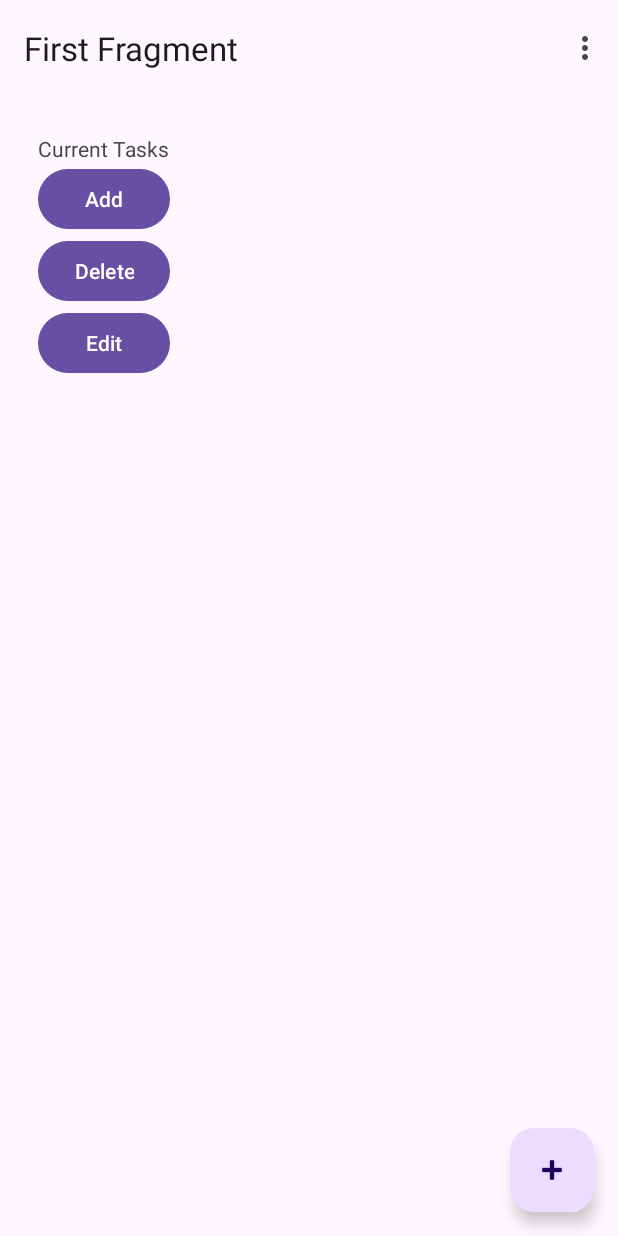
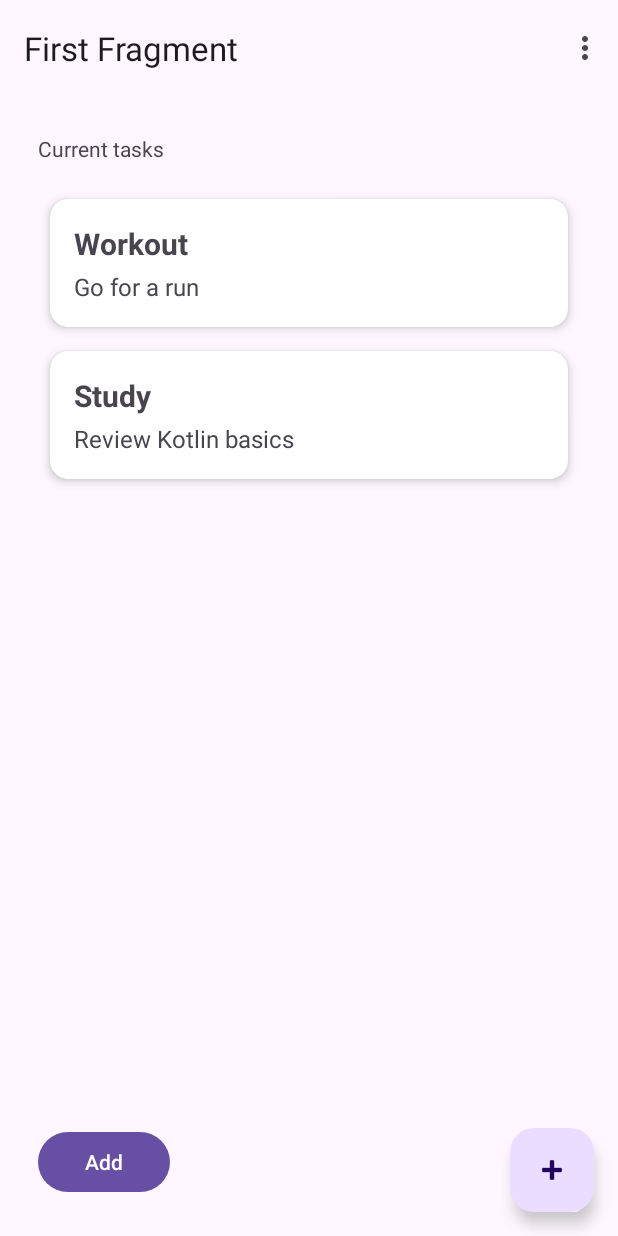
Before and after one commit to mauro-anto-001/my_applikasion, an Android app: the screen it shows after launch (MainActivity), on a phone screen of 412 x 824 dp. Run offline under Robolectric (Android 15) with nearby library versions, the phone set to English and light mode, and no system bars; our stand-ins replace navigation-ui.

Commit message:
made a basic home screen for now. add the functionality to add a task with a title and description. When task is added, its added to the homescreen to be viewed. Right now i have 2 example tasks just to see how the home page would look like.

```diff
--- a/app/src/main/java/com/example/myapplication/FirstFragment.kt
+++ b/app/src/main/java/com/example/myapplication/FirstFragment.kt
@@ -6,12 +6,19 @@ import android.view.LayoutInflater
 import android.view.View
 import android.view.ViewGroup
 import androidx.navigation.fragment.findNavController
+import androidx.recyclerview.widget.LinearLayoutManager
+import androidx.recyclerview.widget.RecyclerView
 import com.example.myapplication.databinding.FragmentFirstBinding
+
 
 /**
  * A simple [Fragment] subclass as the default destination in the navigation.
  */
 class FirstFragment : Fragment() {
+
+    private lateinit var recyclerView: RecyclerView
+    private lateinit var taskAdapter: TaskAdapter
+    private lateinit var taskList: MutableList<Task>
 
     private var _binding: FragmentFirstBinding? = null
 
@@ -23,10 +30,18 @@ class FirstFragment : Fragment() {
         inflater: LayoutInflater, container: ViewGroup?,
         savedInstanceState: Bundle?
     ): View {
+        _binding = FragmentFirstBinding.inflate(inflater, container, false)
+        //examples
+        taskList = mutableListOf(
+            Task("Workout", "Go for a run"),
+            Task("Study", "Review Kotlin basics")
+        )
+        recyclerView = binding.recyclerView
+        recyclerView.layoutManager = LinearLayoutManager(requireContext())
+        taskAdapter = TaskAdapter(taskList)
+        recyclerView.adapter = taskAdapter
 
-        _binding = FragmentFirstBinding.inflate(inflater, container, false)
         return binding.root
-
     }
 
     override fun onViewCreated(view: View, savedInstanceState: Bundle?) {
@@ -35,6 +50,13 @@ class FirstFragment : Fragment() {
         binding.buttonFirst.setOnClickListener {
             findNavController().navigate(R.id.action_FirstFragment_to_SecondFragment)
         }
+        val navBackStackEntry = findNavController().currentBackStackEntry
+        val savedStateHandle = navBackStackEntry?.savedStateHandle
+
+        savedStateHandle?.getLiveData<Task>("new_task")?.observe(viewLifecycleOwner){ newTask ->
+            taskList.add(newTask)
+            taskAdapter.notifyItemInserted(taskList.size - 1)
+        }
     }
 
     override fun onDestroyView() {
--- a/app/src/main/java/com/example/myapplication/SecondFragment.kt
+++ b/app/src/main/java/com/example/myapplication/SecondFragment.kt
@@ -33,7 +33,15 @@ class SecondFragment : Fragment() {
         super.onViewCreated(view, savedInstanceState)
 
         binding.buttonFirst.setOnClickListener() {
-            findNavController().navigate(R.id.action_SecondFragment_to_FirstFragment)
+            val title = binding.title.text.toString()
+            val description = binding.description.text.toString()
+            if(title.isNotBlank() && description.isNotBlank()) {
+                val newTask = Task(title,description)
+                findNavController().previousBackStackEntry
+                    ?.savedStateHandle
+                    ?.set("new_task", newTask)
+                findNavController().popBackStack()
+            }
         }
     }
 
--- /dev/null
+++ b/app/src/main/java/com/example/myapplication/Task.kt
@@ -0,0 +1,6 @@
+package com.example.myapplication
+
+import java.io.Serializable
+
+data class Task(val title: String, val description: String) : Serializable{
+}
--- /dev/null
+++ b/app/src/main/java/com/example/myapplication/TaskAdapter.kt
@@ -0,0 +1,28 @@
+package com.example.myapplication
+
+import android.view.LayoutInflater
+import android.view.View
+import android.view.ViewGroup
+import android.widget.TextView
+import androidx.recyclerview.widget.RecyclerView
+
+class TaskAdapter(private val taskList: List<Task>) : RecyclerView.Adapter<TaskAdapter.TaskViewHolder>() {
+    //viewholder to hold a row of the list aka a card/task
+    class TaskViewHolder(itemView: View) : RecyclerView.ViewHolder(itemView){
+        val titleTextView: TextView = itemView.findViewById(R.id.task_title)
+        val descriptionTextView: TextView = itemView.findViewById(R.id.task_description)
+    }
+
+     override fun onCreateViewHolder(parent: ViewGroup, viewType: Int): TaskViewHolder {
+         val view = LayoutInflater.from(parent.context).inflate(R.layout.item_task, parent, false)
+         return TaskViewHolder(view)
+     }
+
+     override fun onBindViewHolder(holder: TaskViewHolder, position: Int) {
+         val task = taskList[position]
+         holder.titleTextView.text =task.title
+         holder.descriptionTextView.text = task.description
+     }
+
+     override fun getItemCount(): Int = taskList.size
+}
--- a/app/src/main/res/layout/fragment_first.xml
+++ b/app/src/main/res/layout/fragment_first.xml
@@ -13,8 +13,14 @@
             android:id="@+id/textView"
             android:layout_width="match_parent"
             android:layout_height="wrap_content"
-            android:text="Current Tasks" />
-
+            android:text="Current tasks" />
+        <androidx.recyclerview.widget.RecyclerView
+            android:id="@+id/recyclerView"
+            android:layout_width="match_parent"
+            android:layout_height="0dp"
+            android:layout_weight="1"
+            android:paddingTop="16dp"
+            android:clipToPadding="false"/>
         <Button
             android:id="@+id/button_first"
             android:layout_width="wrap_content"
@@ -24,25 +30,4 @@
             app:layout_constraintStart_toStartOf="parent"
             app:layout_constraintTop_toTopOf="parent" />
 
-        <Button
-            android:id="@+id/button_two"
-            android:layout_width="wrap_content"
-            android:layout_height="wrap_content"
-            android:text="Delete"
-            app:layout_constraintEnd_toEndOf="parent"
-            app:layout_constraintHorizontal_bias="0.082"
-            app:layout_constraintStart_toStartOf="parent"
-            app:layout_constraintTop_toTopOf="parent"
-            app:layout_constraintVertical_bias="1.0" />
-
-        <Button
-            android:id="@+id/button_third"
-            android:layout_width="wrap_content"
-            android:layout_height="wrap_content"
-            android:text="Edit"
-            app:layout_constraintEnd_toEndOf="parent"
-            app:layout_constraintHorizontal_bias="1.0"
-            app:layout_constraintStart_toStartOf="parent"
-            app:layout_constraintTop_toTopOf="parent"
-            app:layout_constraintVertical_bias="1.0" />
 </LinearLayout>
--- a/app/src/main/res/layout/fragment_second.xml
+++ b/app/src/main/res/layout/fragment_second.xml
@@ -18,7 +18,7 @@
             android:orientation="vertical">
         <EditText
             android:id="@+id/title"
-            android:layout_width="wrap_content"
+            android:layout_width="match_parent"
             android:layout_height="wrap_content"
             android:ems="10"
             android:hint="Add Title"
@@ -27,7 +27,7 @@
             android:textSize="25dp" />
             <EditText
                 android:id="@+id/description"
-                android:layout_width="wrap_content"
+                android:layout_width="match_parent"
                 android:layout_height="wrap_content"
                 android:ems="10"
                 android:hint="Add Description"
@@ -35,7 +35,7 @@
                 android:text=""
                 android:textSize="25dp" />
 
-        <Button
+            <Button
             android:id="@+id/button_first"
             android:layout_width="wrap_content"
             android:layout_height="wrap_content"
--- /dev/null
+++ b/app/src/main/res/layout/item_task.xml
@@ -0,0 +1,31 @@
+<?xml version="1.0" encoding="utf-8"?>
+<androidx.cardview.widget.CardView xmlns:android="http://schemas.android.com/apk/res/android"
+    xmlns:app="http://schemas.android.com/apk/res-auto"
+    android:layout_width="match_parent"
+    android:layout_height="wrap_content"
+    android:layout_margin="8dp"
+    app:cardCornerRadius="12dp"
+    app:cardElevation="4dp">
+    <LinearLayout
+        android:layout_width="wrap_content"
+        android:layout_height="wrap_content"
+        android:orientation="vertical"
+        android:padding="16dp"
+        >
+        <TextView
+            android:id="@+id/task_title"
+            android:layout_width="wrap_content"
+            android:layout_height="wrap_content"
+            android:text="Task Title"
+            android:textSize="20sp"
+            android:textStyle="bold"/>
+        <TextView
+            android:id="@+id/task_description"
+            android:layout_width="wrap_content"
+            android:layout_height="wrap_content"
+            android:text="Task Description"
+            android:textSize="16sp"
+            android:layout_marginTop="4dp"/>
+    </LinearLayout>
+
+</androidx.cardview.widget.CardView>
```
